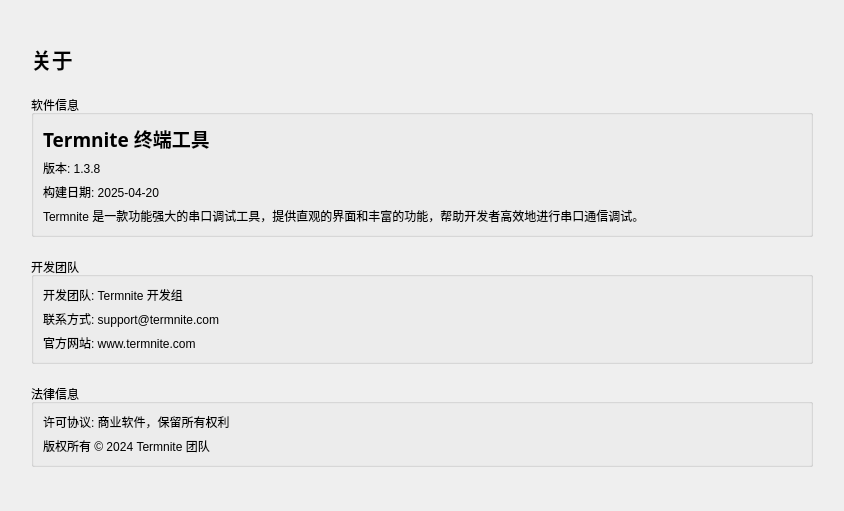
This is src/framework/settingsui/aboutpage.ui in ciyeer/ByteSpace as Qt 5 draws it before an edit. The edited form follows.
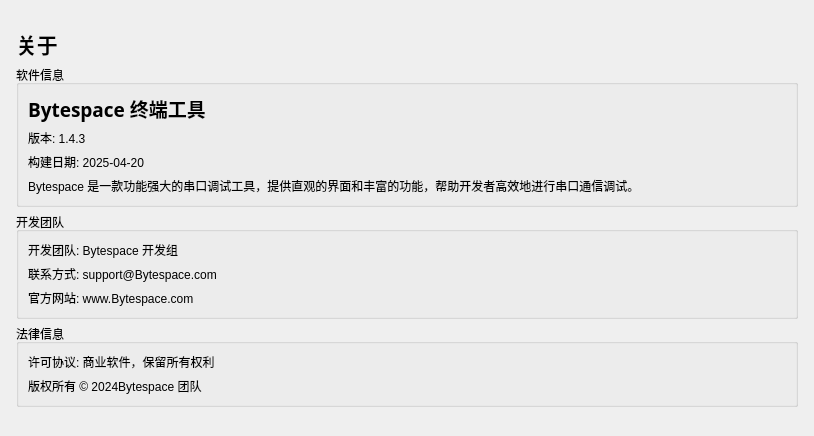
This is the edited form.

What changed in the file:
```diff
--- a/src/framework/settingsui/aboutpage.ui
+++ b/src/framework/settingsui/aboutpage.ui
@@ -6,8 +6,8 @@
    <rect>
     <x>0</x>
     <y>0</y>
-    <width>844</width>
-    <height>511</height>
+    <width>814</width>
+    <height>436</height>
    </rect>
   </property>
   <property name="minimumSize">
@@ -38,19 +38,19 @@
    <item row="0" column="0">
     <layout class="QVBoxLayout" name="verticalLayout_2">
      <property name="spacing">
-      <number>20</number>
+      <number>5</number>
      </property>
      <property name="leftMargin">
-      <number>20</number>
+      <number>5</number>
      </property>
      <property name="topMargin">
-      <number>20</number>
+      <number>5</number>
      </property>
      <property name="rightMargin">
-      <number>20</number>
+      <number>5</number>
      </property>
      <property name="bottomMargin">
-      <number>20</number>
+      <number>5</number>
      </property>
      <item>
       <widget class="QLabel" name="aboutLabel">
@@ -94,14 +94,14 @@
            </font>
           </property>
           <property name="text">
-           <string>Termnite 终端工具</string>
+           <string>Bytespace 终端工具</string>
           </property>
          </widget>
         </item>
         <item>
          <widget class="QLabel" name="label_3">
           <property name="text">
-           <string>版本: 1.3.8</string>
+           <string>版本: 1.4.3</string>
           </property>
          </widget>
         </item>
@@ -115,7 +115,7 @@
         <item>
          <widget class="QLabel" name="label_5">
           <property name="text">
-           <string>Termnite 是一款功能强大的串口调试工具，提供直观的界面和丰富的功能，帮助开发者高效地进行串口通信调试。</string>
+           <string>Bytespace 是一款功能强大的串口调试工具，提供直观的界面和丰富的功能，帮助开发者高效地进行串口通信调试。</string>
           </property>
           <property name="wordWrap">
            <bool>false</bool>
@@ -140,21 +140,21 @@
         <item>
          <widget class="QLabel" name="label_6">
           <property name="text">
-           <string>开发团队: Termnite 开发组</string>
+           <string>开发团队: Bytespace 开发组</string>
           </property>
          </widget>
         </item>
         <item>
          <widget class="QLabel" name="label_7">
           <property name="text">
-           <string>联系方式: support@termnite.com</string>
+           <string>联系方式: support@Bytespace.com</string>
           </property>
          </widget>
         </item>
         <item>
          <widget class="QLabel" name="label_8">
           <property name="text">
-           <string>官方网站: www.termnite.com</string>
+           <string>官方网站: www.Bytespace.com</string>
           </property>
          </widget>
         </item>
@@ -183,7 +183,7 @@
         <item>
          <widget class="QLabel" name="label_10">
           <property name="text">
-           <string>版权所有 © 2024 Termnite 团队</string>
+           <string>版权所有 © 2024Bytespace 团队</string>
           </property>
          </widget>
         </item>
```
